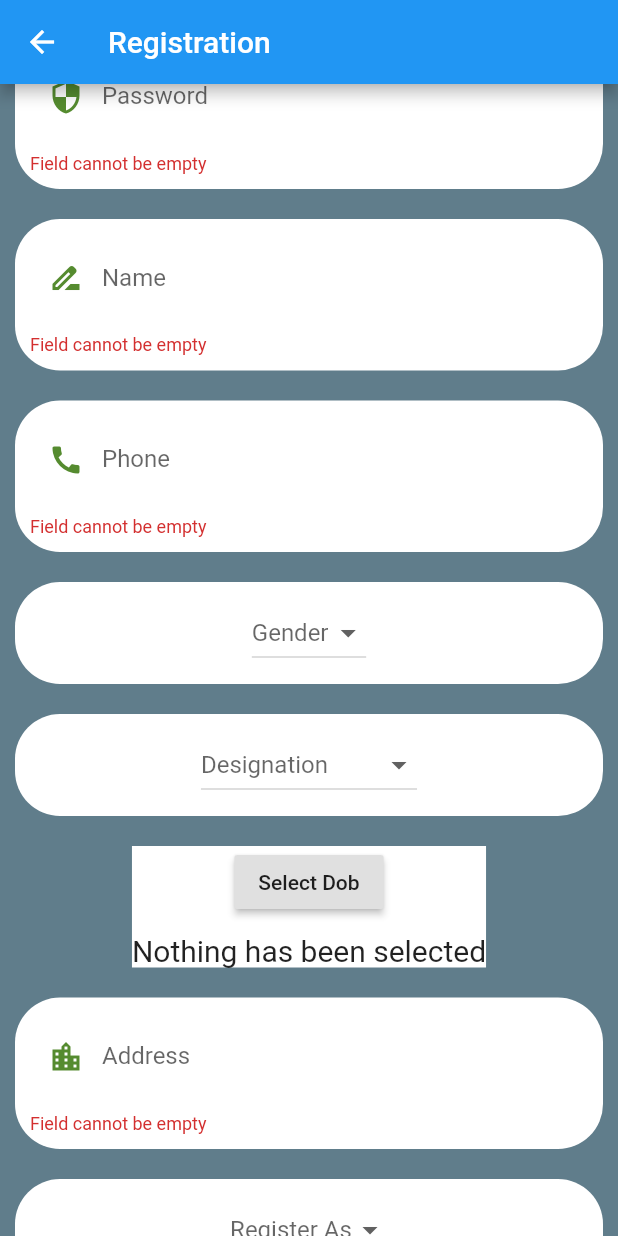
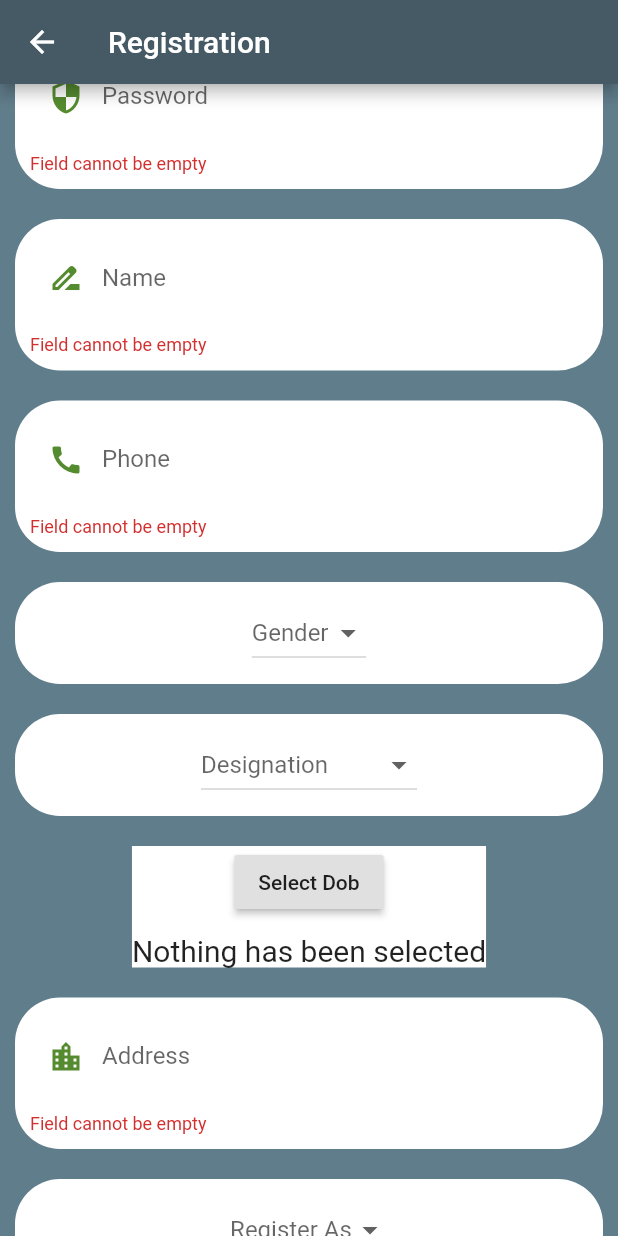
Before and after one commit to Frabbi727/EMS-Flutter-APPS-31-12-2020, a Flutter app: the CreateNewAccount screen opened directly, scrolled down 182 dp, after a tap on "Submit", on a phone screen of 412 x 824 dp. Run offline on Flutter 3.47's test engine with Material 2 defaults, Android fonts, the light colour scheme and no system bars; our stand-ins replace cloud_firestore, firebase_auth, firebase_core, image_picker, modal_progress_hud, transparent_image; missing offline and left inert: flutter_dropdown; accounts and stored records are empty.

Commit message:
25/01/2021 Time: 12:45

```diff
--- a/lib/adminAdvanceApproval.dart
+++ b/lib/adminAdvanceApproval.dart
@@ -116,9 +116,9 @@ class _AdvanceApprovalState extends State<AdvanceApproval> {
   Widget build(BuildContext context) {
     return Scaffold(
       resizeToAvoidBottomInset: false,
-      backgroundColor: Colors.blueGrey[100],
+      backgroundColor: Colors.deepOrangeAccent[100],
       appBar: AppBar(
-        backgroundColor: Colors.blue[900],
+        backgroundColor: Colors.deepOrangeAccent[700],
         title: Text(
           'Advance Applications',
           style: TextStyle(color: Colors.white),
--- a/lib/adminPortal.dart
+++ b/lib/adminPortal.dart
@@ -151,7 +151,7 @@ class _AdminPortalState extends State<AdminPortal> {
                             ),
                             color: Colors.blueGrey[200],
                             child: Text(
-                              'All Employee Details',
+                              'Employee Details',
                               style: TextStyle(
                                 fontSize: 20,
                                 color: Colors.black,
--- a/lib/advanceApplicationForm.dart
+++ b/lib/advanceApplicationForm.dart
@@ -55,7 +55,7 @@ class _AdvanceApplicationFormState extends State<AdvanceApplicationForm> {
         backgroundColor: Colors.black12,
         title: Text('Advance Application Form'),
       ),
-      backgroundColor: Colors.cyan,
+      backgroundColor: Colors.lime,
       body: SingleChildScrollView(
         child: SafeArea(
           child: Padding(
@@ -138,7 +138,7 @@ class _AdvanceApplicationFormState extends State<AdvanceApplicationForm> {
                   )),
                   child: DropdownButton(
                     hint: Text(
-                      'Reason',
+                      'Applying For',
                     ),
                     onChanged: (val) {
                       print(val);
--- a/lib/allEmployeeTableDetailsForAdmin.dart
+++ b/lib/allEmployeeTableDetailsForAdmin.dart
@@ -61,12 +61,12 @@ class _AllEmployeeTableState extends State<AllEmployeeTable> {
   Widget build(BuildContext context) {
     return Scaffold(
       resizeToAvoidBottomInset: false,
-      backgroundColor: Colors.white,
+      backgroundColor: Colors.blueGrey[200],
       appBar: AppBar(
-        backgroundColor: Colors.blue[900],
+        backgroundColor: Colors.blueGrey[700],
         title: Text(
           'Employee List',
-          style: TextStyle(color: Colors.white),
+          style: TextStyle(color: Colors.black),
         ),
       ),
       body: Padding(
--- a/lib/attendanceDetailsEmployee.dart
+++ b/lib/attendanceDetailsEmployee.dart
@@ -65,7 +65,7 @@ class _AttendanceDetailsState extends State<AttendanceDetails> {
       resizeToAvoidBottomInset: false,
       backgroundColor: Colors.white,
       appBar: AppBar(
-        backgroundColor: Colors.blue[900],
+        backgroundColor: Colors.cyan,
         title: Text(
           'Regular Attendance Details',
           style: TextStyle(color: Colors.white),
--- a/lib/createNewAccount.dart
+++ b/lib/createNewAccount.dart
@@ -8,6 +8,7 @@ import 'package:image_picker/image_picker.dart';
 import 'package:transparent_image/transparent_image.dart';
 import 'package:flutter_dropdown/flutter_dropdown.dart';
 import 'package:cloud_firestore/cloud_firestore.dart';
+import 'package:modal_progress_hud/modal_progress_hud.dart';
 
 class CreateNewAccount extends StatefulWidget {
   @override
@@ -32,6 +33,7 @@ class _CreateNewAccountState extends State<CreateNewAccount> {
   String Admin;
   String Employee;
   DateTime uploadDob;
+  bool isLoading = false;
 
   File _image;
 
@@ -53,10 +55,13 @@ class _CreateNewAccountState extends State<CreateNewAccount> {
     DateTime now = new DateTime.now();
     return Scaffold(
       appBar: AppBar(
+        backgroundColor: Colors.blueGrey[700],
         title: Text('Registration'),
       ),
       backgroundColor: Colors.blueGrey,
-      body: SafeArea(
+      body: ModalProgressHUD(
+        inAsyncCall: isLoading,
+        child: SafeArea(
           child: SingleChildScrollView(
             child: Padding(
               padding: const EdgeInsets.all(10.0),
@@ -189,6 +194,9 @@ class _CreateNewAccountState extends State<CreateNewAccount> {
                           }
                           if (!RegExp('^[a-zA-Z]').hasMatch(value)) {
                             return 'Invalid ';
+                          }
+                          if (value.length < 2) {
+                            return "Too short";
                           }
 
                           return null;
@@ -463,6 +471,9 @@ class _CreateNewAccountState extends State<CreateNewAccount> {
                               ),
                             ),
                             onPressed: () async {
+                              setState(() {
+                                isLoading = true;
+                              });
                               if (_formkey.currentState.validate()) {
                                 print(email);
                                 print(password);
@@ -473,11 +484,11 @@ class _CreateNewAccountState extends State<CreateNewAccount> {
                                 print(designation);
 
                                 try {
-                                var newUser = _auth
+                                  var newUser = await _auth
                                       .createUserWithEmailAndPassword(
                                           email: email, password: password)
-                                    .then(
-                                      (newUser) => _firestore
+                                      .then((newUser) {
+                                    FirebaseFirestore.instance
                                         .collection('$registrationAs')
                                         .doc(newUser.user.uid)
                                         .set(
@@ -490,24 +501,42 @@ class _CreateNewAccountState extends State<CreateNewAccount> {
                                         'Email': email,
                                         'Designation': designation,
                                       },
-                                      ),
                                     );
+                                  });
 
-                                if (newUser != null) {
+                                  if (newUser != null) {}
                                   Navigator.push(
                                       context,
                                       MaterialPageRoute(
                                           builder: (context) => HomePage()));
-                                }
-
                                   print('Its good to go');
                                 }
                                 //Try
                                 catch (e) {
-                                print('Its not working');
+                                  setState(() {
+                                    isLoading = false;
+                                  });
+                                  String errorMessage = '${e.toString()}';
+                                  return showDialog(
+                                      context: context,
+                                      builder: (context) {
+                                        return AlertDialog(
+                                          title: Text('$errorMessage'),
+                                          actions: [
+                                            FlatButton(
+                                                onPressed: () {
+                                                  Navigator.pop(context);
+                                                },
+                                                child: Text('ok'))
+                                          ],
+                                        );
+                                      });
                                 }
                                 // Catch
                               }
+                              setState(() {
+                                isLoading = false;
+                              });
                             },
                             //On press
                           ),
@@ -520,6 +549,7 @@ class _CreateNewAccountState extends State<CreateNewAccount> {
             ),
           ),
         ),
+      ),
     );
   }
 }
--- a/lib/employeePortal.dart
+++ b/lib/employeePortal.dart
@@ -94,7 +94,7 @@ class _EmployeePortalState extends State<EmployeePortal> {
                           ),
                           color: Colors.lightGreen[200],
                           child: Text(
-                            'Daily Attendance',
+                            'Submit Attendance',
                             style: TextStyle(
                               fontSize: 20,
                               color: Colors.black,
@@ -120,7 +120,7 @@ class _EmployeePortalState extends State<EmployeePortal> {
                           ),
                           color: Colors.orangeAccent[100],
                           child: Text(
-                            'Advance Application From',
+                            'Advance Application Form',
                             style: TextStyle(
                               fontSize: 20,
                               color: Colors.black,
@@ -146,7 +146,7 @@ class _EmployeePortalState extends State<EmployeePortal> {
                           ),
                           color: Colors.cyan[200],
                           child: Text(
-                            'Leave Application From',
+                            'Leave Application Form',
                             style: TextStyle(
                               fontSize: 20,
                               color: Colors.black,
--- a/pubspec.yaml
+++ b/pubspec.yaml
@@ -31,6 +31,7 @@ dependencies:
   transparent_image: ^1.0.0
   flutter_dropdown: ^0.0.8
   cloud_firestore: ^0.14.4
+  modal_progress_hud: ^0.1.3
 
 
 
```
Also changed, not shown: lib/adminPortalDrawer.dart (+23 -8 lines), lib/employeePortalDrawer.dart (+17 -6 lines), pubspec.lock. Lines whose indentation alone changed are shown as unchanged.
